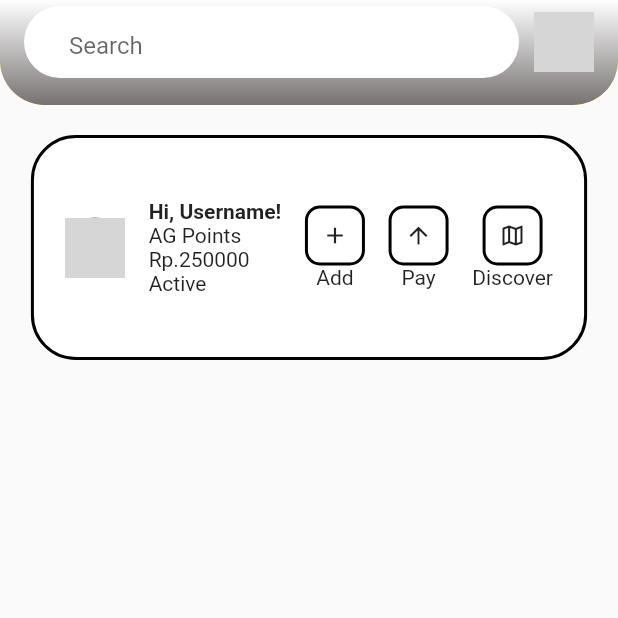
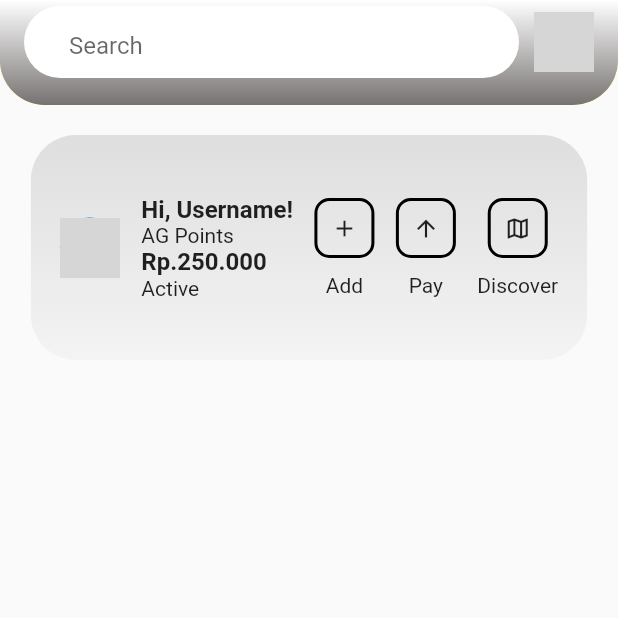
Before and after one commit to syifahasan/agt, a Flutter app: the HomePage screen opened directly, on a phone screen of 412 x 824 dp, the top half of it. Run offline on Flutter 3.47's test engine with Material 2 defaults, Android fonts, the phone set to English and light mode, and no system bars; network calls fail; grey boxes are pictures that could not be loaded.

Commit message:
making actions menu

```diff
--- a/lib/pages/home.dart
+++ b/lib/pages/home.dart
@@ -10,7 +10,10 @@ class MyApp extends StatelessWidget {
   Widget build(BuildContext context) {
     return MaterialApp(
       debugShowCheckedModeBanner: false,
-      title: 'Profile Picture with Search Bar',
+      title: 'HomePage AGT',
+      theme: ThemeData(
+        fontFamily: 'SFProDisplay',
+      ),
       home: HomePage(),
     );
   }
@@ -90,11 +93,14 @@ class HomePage extends StatelessWidget {
                     height: 150,
                     width: 90 / 100 * screenWidth,
                     decoration: BoxDecoration(
-                      color: Colors.white,
-                      // gradient:
-                      //     LinearGradient(colors: [Colors.grey, Colors.white]),
+                      // color: Colors.white,
+                      gradient: LinearGradient(
+                        colors: [Color.fromARGB(110, 0, 0, 0), Colors.white],
+                        begin: Alignment(0, -20),
+                        end: Alignment(0, 2),
+                      ),
                       borderRadius: BorderRadius.circular(30),
-                      border: Border.all(color: Colors.black, width: 2),
+                      // border: Border.all(color: Colors.black, width: 2),
                     ),
                     child: Row(
                       crossAxisAlignment: CrossAxisAlignment.center,
@@ -114,10 +120,17 @@ class HomePage extends StatelessWidget {
                                 "Hi, Username!",
                                 style: TextStyle(
                                   fontWeight: FontWeight.bold,
+                                  fontSize: 16,
                                 ),
                               ),
                               Text("AG Points"),
-                              Text("Rp.250000"),
+                              Text(
+                                "Rp.250.000",
+                                style: TextStyle(
+                                  fontWeight: FontWeight.bold,
+                                  fontSize: 16,
+                                ),
+                              ),
                               Text("Active"),
                             ],
                           ),
@@ -168,6 +181,9 @@ class ActionButtons extends StatelessWidget {
               borderRadius: BorderRadius.circular(10)),
           child: IconButton(onPressed: () {}, icon: Icon(icon), iconSize: 18),
         ),
+        SizedBox(
+          height: 10,
+        ),
         Text(desc),
       ],
     );
```
Also changed, not shown: pubspec.yaml (+6 -6 lines).
